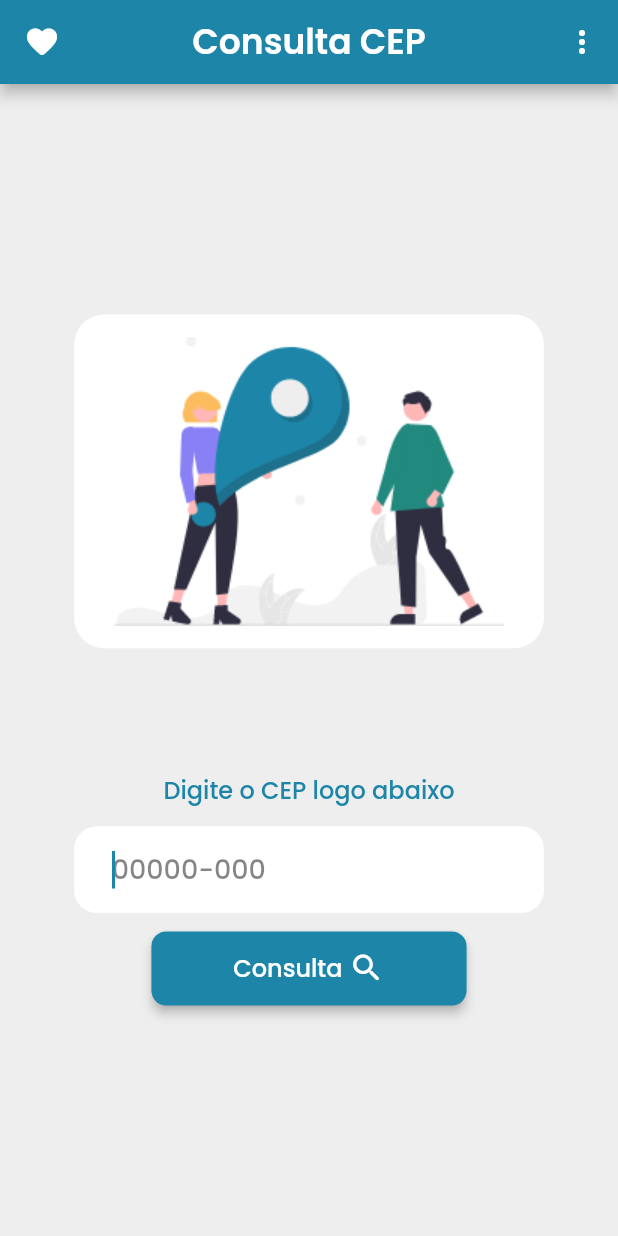
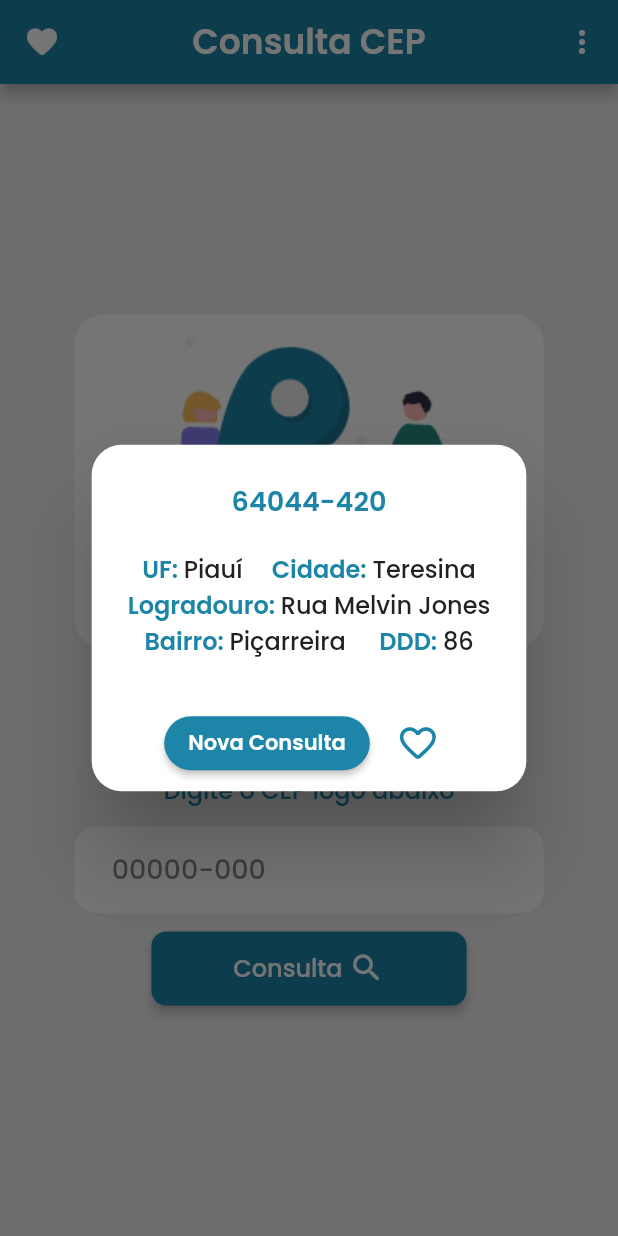
Before and after one commit to rm3d0nc4/Consulta-CEP, a Flutter app: the screen it shows after launch, after a tap on "Consulta", on a phone screen of 412 x 824 dp. Run offline on Flutter 3.47's test engine with Material 2 defaults, Android fonts, the phone set to English and light mode, and no system bars; our stand-ins replace mask_text_input_formatter.

Commit message:
Criando PopUp que exibirá os dados do CEP

```diff
--- a/lib/pages/home_page.dart
+++ b/lib/pages/home_page.dart
@@ -1,5 +1,7 @@
 import 'package:consulta_cep/pages/favorites_page.dart';
+import 'package:consulta_cep/widgets/inserted_cep_result.dart';
 import 'package:consulta_cep/widgets/options_button.dart';
+import 'package:consulta_cep/widgets/rich_text_result.dart';
 import 'package:flutter/material.dart';
 import 'package:mask_text_input_formatter/mask_text_input_formatter.dart';
 
@@ -100,7 +102,9 @@ class HomePage extends StatelessWidget {
                 ),
               ),
               ElevatedButton(
-                onPressed: () {},
+                onPressed: () {
+                  showResult(context);
+                },
                 child: Row(
                   mainAxisAlignment: MainAxisAlignment.spaceEvenly,
                   mainAxisSize: MainAxisSize.min,
@@ -130,4 +134,12 @@ class HomePage extends StatelessWidget {
       ),
     );
   }
+
+  void showResult(BuildContext context) {
+    showDialog(
+        context: context,
+        builder: (BuildContext context) {
+          return InsertedCepResult();
+        });
+  }
 }
--- /dev/null
+++ b/lib/widgets/inserted_cep_result.dart
@@ -0,0 +1,74 @@
+import 'package:flutter/material.dart';
+
+import 'rich_text_result.dart';
+
+class InsertedCepResult extends StatelessWidget {
+  const InsertedCepResult({Key? key}) : super(key: key);
+
+  @override
+  Widget build(BuildContext context) {
+    double width = MediaQuery.of(context).size.width;
+    double height = MediaQuery.of(context).size.height;
+    return AlertDialog(
+      title: const Text(
+        '64044-420',
+        textAlign: TextAlign.center,
+        style: TextStyle(
+            color: Color(0xFF1C85A8),
+            fontFamily: 'Poppins',
+            fontSize: 18,
+            fontWeight: FontWeight.w600),
+      ),
+      content: Column(
+        mainAxisSize: MainAxisSize.min,
+        children: [
+          Row(
+            mainAxisAlignment: MainAxisAlignment.spaceAround,
+            children: const [
+              RichTextResult(text1: 'UF: ', text2: 'Piauí'),
+              RichTextResult(text1: 'Cidade: ', text2: 'Teresina'),
+            ],
+          ),
+          Row(
+            mainAxisAlignment: MainAxisAlignment.spaceAround,
+            children: const [
+              RichTextResult(text1: 'Logradouro: ', text2: 'Rua Melvin Jones'),
+            ],
+          ),
+          Row(
+            mainAxisAlignment: MainAxisAlignment.spaceAround,
+            children: const [
+              RichTextResult(text1: 'Bairro: ', text2: 'Piçarreira'),
+              RichTextResult(text1: 'DDD: ', text2: '86'),
+            ],
+          )
+        ],
+      ),
+      actionsAlignment: MainAxisAlignment.center,
+      actions: [
+        ElevatedButton(
+          onPressed: () {},
+          child: const Text(
+            'Nova Consulta',
+            style: TextStyle(
+                fontFamily: 'Poppins',
+                fontSize: 14,
+                fontWeight: FontWeight.w600),
+          ),
+          style: ElevatedButton.styleFrom(
+              primary: Color(0xFF1C85A8),
+              shape: RoundedRectangleBorder(
+                  borderRadius: BorderRadius.circular(20))),
+        ),
+        IconButton(
+            onPressed: () {},
+            icon: Icon(
+              Icons.favorite_border_rounded,
+              size: height * .035,
+              color: Color(0xFF1C85A8),
+            ))
+      ],
+      shape: RoundedRectangleBorder(borderRadius: BorderRadius.circular(20)),
+    );
+  }
+}
--- /dev/null
+++ b/lib/widgets/rich_text_result.dart
@@ -0,0 +1,32 @@
+import 'package:flutter/cupertino.dart';
+
+class RichTextResult extends StatelessWidget {
+  final String text1;
+  final String text2;
+  const RichTextResult({Key? key, required this.text1, required this.text2})
+      : super(key: key);
+
+  @override
+  Widget build(BuildContext context) {
+    return RichText(
+      text: TextSpan(
+        text: text1,
+        style: TextStyle(
+            color: Color(0xFF1C85A8),
+            fontFamily: 'Poppins',
+            fontSize: 16,
+            fontWeight: FontWeight.w600),
+        children: [
+          TextSpan(
+            text: text2,
+            style: TextStyle(
+                color: Color(0xFF212121),
+                fontFamily: 'Poppins',
+                fontSize: 16,
+                fontWeight: FontWeight.w500),
+          )
+        ],
+      ),
+    );
+  }
+}
```
